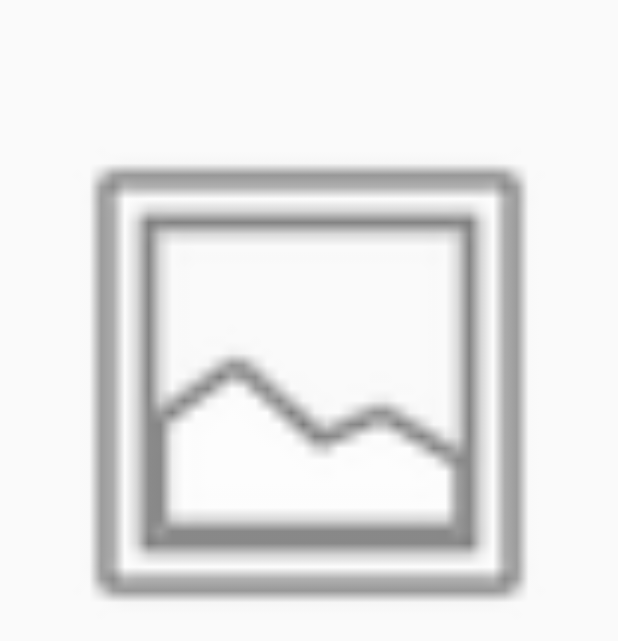
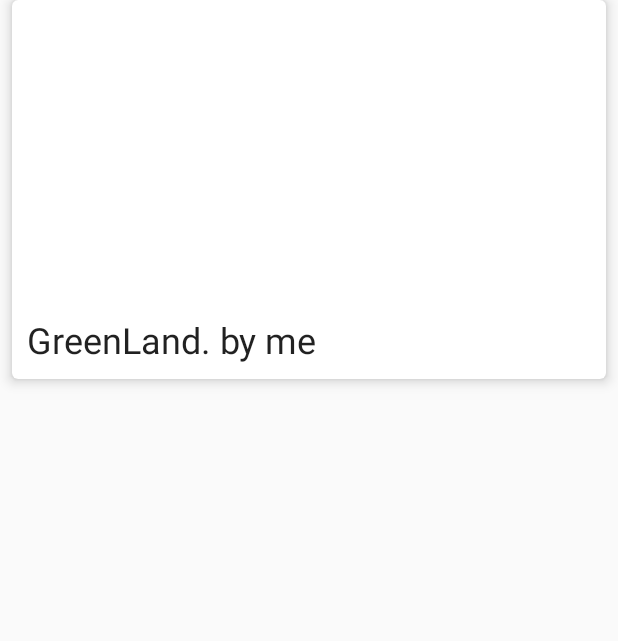
Before and after one commit to AlexTilinina/VerneHelper, an Android app: the layout fragment_photocard.xml on its own in the app's theme, with its tools: preview values and no code run, on a phone screen of 412 x 824 dp. Shown: the top 641 px of the screen. Run offline under Robolectric (Android 15) with nearby library versions, the phone set to English and light mode, and no system bars.

Commit message:
added imgList

```diff
--- a/VerneHelper/app/build.gradle
+++ b/VerneHelper/app/build.gradle
@@ -26,6 +26,7 @@ dependencies {
     })
     compile 'com.android.support:appcompat-v7:25.3.1'
     compile 'com.android.support:recyclerview-v7:25.3.1'
+    compile 'com.android.support:cardview-v7:25.3.1'
     compile 'com.android.support.constraint:constraint-layout:1.0.2'
     testCompile 'junit:junit:4.12'
 }
--- a/VerneHelper/app/src/main/AndroidManifest.xml
+++ b/VerneHelper/app/src/main/AndroidManifest.xml
@@ -22,7 +22,8 @@
         <activity android:name=".EyeExercise" />
         <activity android:name=".EyeSettings" />
         <activity android:name=".PushNotifActivity" />
-        <activity android:name=".DiseaseInfo"></activity>
+        <activity android:name=".DiseaseInfo" />
+        <activity android:name=".imgList.ImageList"></activity>
     </application>
 
 </manifest>
--- /dev/null
+++ b/VerneHelper/app/src/main/res/layout/activity_image_list.xml
@@ -0,0 +1,6 @@
+<?xml version="1.0" encoding="utf-8"?>
+<android.support.v7.widget.RecyclerView
+    xmlns:android="http://schemas.android.com/apk/res/android"
+    android:layout_height="match_parent"
+    android:layout_width="match_parent"
+    android:id="@+id/img_recycler"/>
--- a/VerneHelper/app/src/main/res/layout/fragment_photocard.xml
+++ b/VerneHelper/app/src/main/res/layout/fragment_photocard.xml
@@ -1,30 +1,36 @@
 <?xml version="1.0" encoding="utf-8"?>
-<LinearLayout xmlns:android="http://schemas.android.com/apk/res/android"
-    xmlns:app="http://schemas.android.com/apk/res-auto"
-    android:orientation="vertical" android:layout_width="match_parent"
-    android:layout_height="match_parent">
-
-    <ImageView
-        android:id="@+id/image_view_exercise"
+<android.support.v7.widget.CardView xmlns:android="http://schemas.android.com/apk/res/android"
+    android:layout_width="match_parent"
+    android:layout_height="wrap_content"
+    xmlns:card_view="http://schemas.android.com/apk/res-auto"
+    xmlns:tools="http://schemas.android.com/tools"
+    android:id="@+id/card"
+    android:layout_marginBottom="8dp"
+    android:layout_marginLeft="8dp"
+    android:layout_marginRight="8dp"
+    card_view:cardBackgroundColor="@android:color/white"
+    card_view:cardCornerRadius="4dp"
+    card_view:cardElevation="5dp">
+    <LinearLayout
+        android:id="@+id/card_content"
         android:layout_width="match_parent"
-        android:layout_height="match_parent"
-        android:layout_marginTop="16dp"
-        android:layout_marginRight="16dp"
-        android:layout_marginLeft="16dp"
-        android:layout_weight="2"
-        app:srcCompat="@android:drawable/ic_menu_gallery"
-        />
-    <TextView
-        android:id="@+id/text_view_description_exercise"
-        android:layout_width="match_parent"
-        android:layout_height="match_parent"
-        android:layout_marginTop="16dp"
-        android:layout_marginRight="16dp"
-        android:layout_marginLeft="16dp"
-        android:layout_marginBottom="16dp"
-        android:layout_weight="3"
-        android:textSize="24sp"
-        />
+        android:layout_height="wrap_content"
+        android:orientation="vertical">
+        <ImageView
+            android:id="@+id/image"
+            android:layout_width="match_parent"
+            android:layout_height="200dp"
+            android:scaleType="centerCrop"/>
+        <TextView
+            android:layout_width="wrap_content"
+            android:layout_height="wrap_content"
+            android:id="@+id/title"
+            android:layout_margin="10dp"
+            android:textAppearance="@style/TextAppearance.AppCompat.Headline"
+            tools:text="GreenLand. by me"/>
 
 
-</LinearLayout>
+    </LinearLayout>
+
+
+</android.support.v7.widget.CardView>
```
Also changed, not shown: VerneHelper/app/src/main/java/com/example/user/vernehelper/imgList/ImageList.java (added, +28 -0 lines), VerneHelper/app/src/main/java/com/example/user/vernehelper/imgList/ModelItem.java (added, +34 -0 lines).
